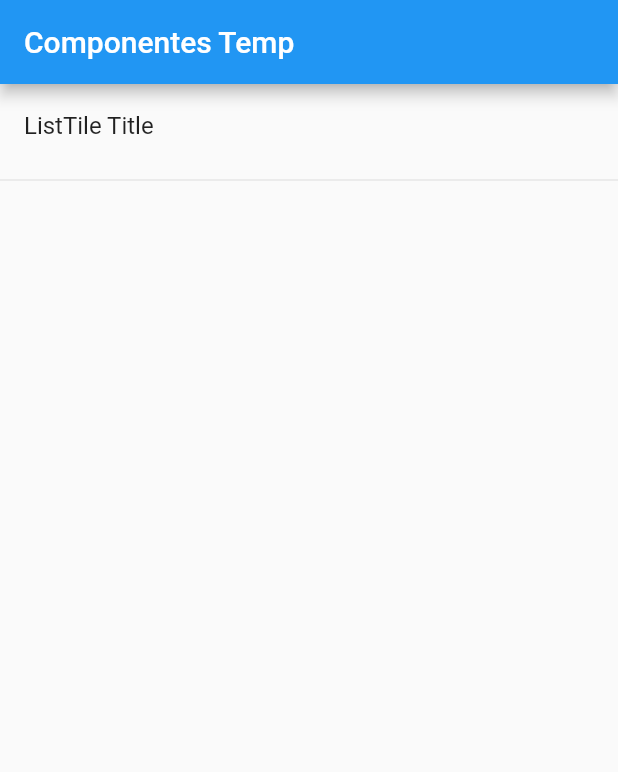
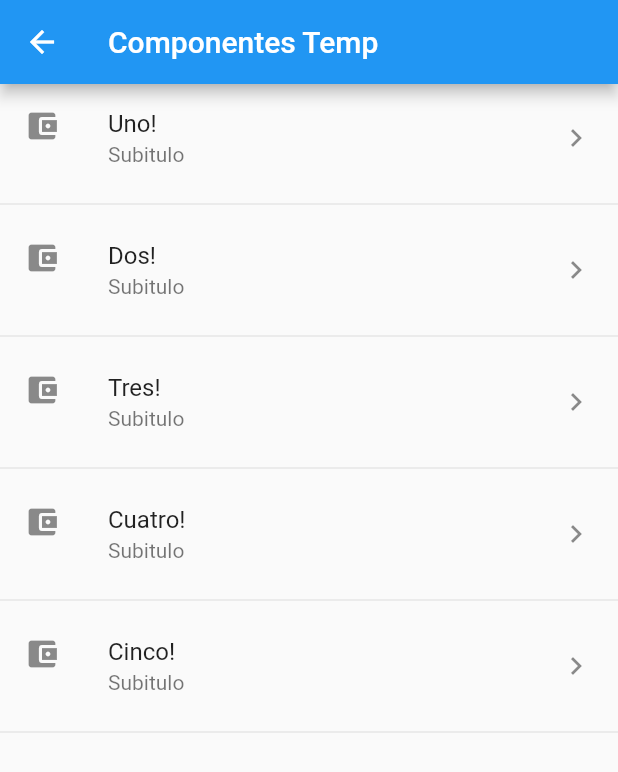
Before and after one commit to Seplarui/cursoFlutter, a Flutter app: the HomePageTemp screen opened directly, on a phone screen of 412 x 824 dp. Shown: the top 772 px of the screen. Run offline on Flutter 3.47's test engine with Material 2 defaults, Android fonts, the phone set to English and light mode, and no system bars.

Commit message:
menu_provider.dart

```diff
--- a/componentes/lib/main.dart
+++ b/componentes/lib/main.dart
@@ -1,6 +1,6 @@
 import 'package:flutter/material.dart';
 
-import 'package:componentes/src/pages/home_temp.dart';
+import 'package:componentes/src/pages/home_page.dart';
 
 void main() => runApp(MyApp());
 
@@ -10,7 +10,7 @@ class MyApp extends StatelessWidget {
     return MaterialApp(
       title: 'Componentes',
       debugShowCheckedModeBanner: false,
-      home: HomePageTemp()
+      home: HomePage()
     );
   }
 }
--- a/componentes/lib/src/pages/home_temp.dart
+++ b/componentes/lib/src/pages/home_temp.dart
@@ -1,6 +1,9 @@
 import 'package:flutter/material.dart';
 
 class HomePageTemp extends StatelessWidget {
+
+  final opciones = ['Uno', 'Dos', 'Tres', 'Cuatro', 'Cinco'];
+
   @override
   Widget build(BuildContext context) {
     return Scaffold(
@@ -8,13 +11,43 @@ class HomePageTemp extends StatelessWidget {
         title: Text ('Componentes Temp'),
       ),
       body: ListView(
-        children: <Widget>[
-          ListTile(
-            title: Text('ListTile Title'),
-          ),
-          Divider(),
-        ],
+        // children: _crearItems()
+        children: _crearItemsCorta()
       ),
     );
   }
+
+  List<Widget> _crearItems() {
+
+    List <Widget> lista = new List<Widget>();
+
+    for (String opt in opciones) {
+      final tempWidget = ListTile(
+        title: Text(opt),
+      );
+      lista.add(tempWidget);
+      lista.add(Divider(color:Colors.black));
+    }
+    return lista;
+  }
+
+  List<Widget> _crearItemsCorta() {
+    return opciones.map(( item) {
+      return Column(
+      children: <Widget>[
+      ListTile(
+        title: Text(item + '!'),
+        subtitle: Text('Subitulo'),
+        leading: Icon(Icons.account_balance_wallet),
+        trailing: Icon(Icons.keyboard_arrow_right),
+        onTap: () {},
+      ),
+      Divider()
+      ],
+    );
+    }).toList();
+
+
+  }
+
 }
--- a/componentes/pubspec.yaml
+++ b/componentes/pubspec.yaml
@@ -45,8 +45,8 @@ flutter:
   uses-material-design: true
 
   # To add assets to your application, add an assets section, like this:
-  # assets:
-  #   - images/a_dot_burr.jpeg
+  assets:
+   - data/menu_opts.json
   #   - images/a_dot_ham.jpeg
 
   # An image asset can refer to one or more resolution-specific "variants", see
```
Also changed, not shown: componentes/data/menu_opts.json (added, +20 -0 lines), componentes/lib/src/pages/home_page.dart (added, +32 -0 lines), componentes/lib/src/providers/menu_provider.dart (added, +22 -0 lines).
